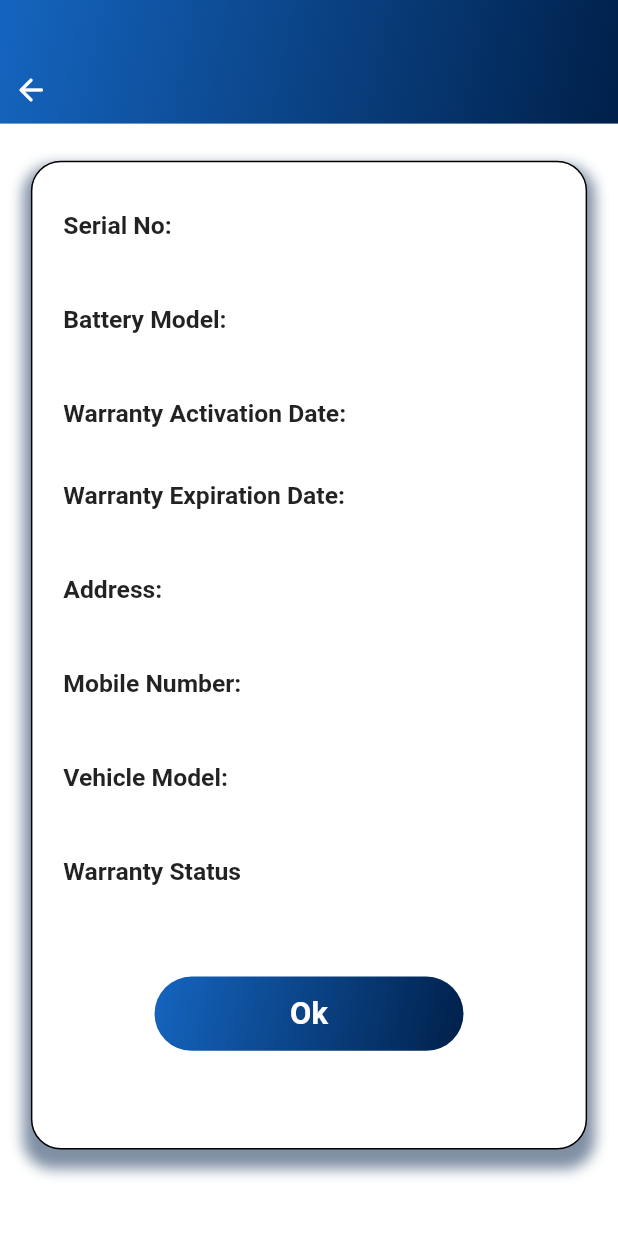
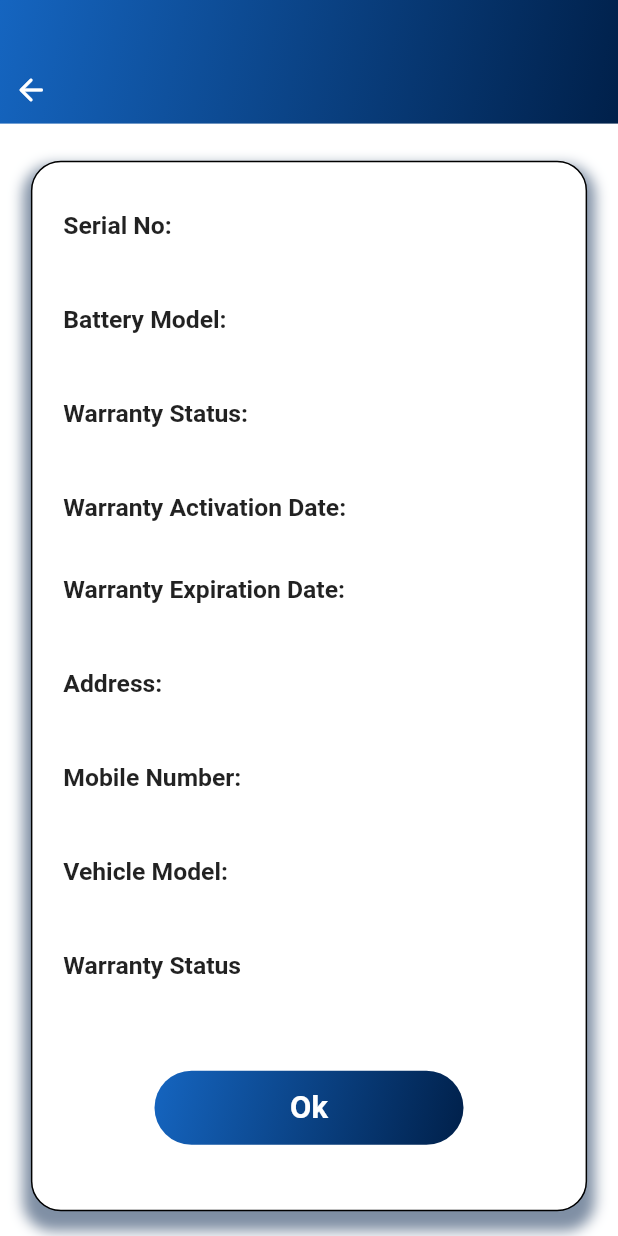
Before and after one commit to VisithaRukshan/warranty_tracking_system, a Flutter app: the WarrantyValidationView screen opened directly, on a phone screen of 412 x 824 dp. Run offline on Flutter 3.47's test engine with Material 2 defaults, Android fonts, the phone set to English and light mode, and no system bars; our stand-ins replace cloud_firestore, dio, firebase_core, permission_handler; missing offline and left inert: dart:ffi, flutter_phone_direct_caller, qr_code_scanner; accounts and stored records are empty.

Commit message:
bug fixing 3

```diff
--- a/lib/support/global.dart
+++ b/lib/support/global.dart
@@ -17,6 +17,7 @@ var wClaimMobileNo = '';
 var wClaimVehicleType = '';
 var wClaimWithinWarranty = '';
 var wClaimCurrentDateTime ='';
+var wClaimWarrantyStatus = '';
 var wClaimNewBatterySNo = '';
 var wClaimNewBatteryWarrantyStartDate = '';
 var wClaimReturnReson = '';
--- a/lib/support/qr_code_reader.dart
+++ b/lib/support/qr_code_reader.dart
@@ -538,6 +538,7 @@ class _QRViewExampleState extends State<QRViewExample> {
         wClaimMobileNo = warrantyMap['mobileNo'];
         wClaimVehicleType = warrantyMap['vehicleModel'];
         wClaimCurrentDateTime = warrantyMap['currentDatTime'];
+        wClaimWarrantyStatus = warrantyMap['warrantyType'];
 
         if (wClaimExpireDate.compareTo(nowDate) > 0) {
           wClaimWithinWarranty = 'Within warranty';
--- a/lib/view/warranty_activation_view.dart
+++ b/lib/view/warranty_activation_view.dart
@@ -18,7 +18,7 @@ class _WArrantyActivationViewState extends State<WArrantyActivationView> {
   TextEditingController vehicleModel = TextEditingController();
 
   Future<void> _selectDate(BuildContext context) async {
-    final DateTime? picked = await showDatePicker(context: context, initialDate: selectedDate, firstDate: DateTime(2015, 8), lastDate: DateTime(2101));
+    final DateTime? picked = await showDatePicker(context: context, initialDate: selectedDate, firstDate: DateTime.now().add(const Duration(days: -3)), lastDate:selectedDate);
     if (picked != null && picked != selectedDate) {
       setState(() {
         currentDate = picked.toString();
@@ -355,6 +355,11 @@ class _WArrantyActivationViewState extends State<WArrantyActivationView> {
                               height: size.height * 0.06,
                               child: GestureDetector(
                                 onTap: () {
+                                  DateTime dt1 = DateTime.parse(currentDate);
+                                  DateTime now = DateTime.now();
+
+                                  if(dt1.compareTo(now) < 0)
+
                                   wClaimWarrantyActivation = 'Warranty submitted';
                                   WarrantyActivation().createWarranty(sNo, batModel, currentDate, warrantyExpireDate.toString(), address.text, contactNo.text, vehicleModel.text, wClaimWarrantyActivation);
                                   setState(() {
--- a/lib/view/warranty_validation_view.dart
+++ b/lib/view/warranty_validation_view.dart
@@ -98,7 +98,7 @@ class _WarrantyValidationViewState extends State<WarrantyValidationView> {
                           ),
                         ],
                       ),
-                      height: size.height * 0.8,
+                      height: size.height * 0.85,
                       width: size.width * 0.9,
                       child: Padding(
                         padding: EdgeInsets.only(
@@ -152,6 +152,33 @@ class _WarrantyValidationViewState extends State<WarrantyValidationView> {
                                 wClaimModel,
                                 style: TextStyle(
                                   fontSize: size.height * 0.02,
+                                ),
+                              ),
+                            ),
+                            SizedBox(
+                              height: size.height * 0.02,
+                            ),
+                            Align(
+                              alignment: Alignment.centerLeft,
+                              child: Text(
+                                'Warranty Status:',
+                                style: TextStyle(
+                                  fontSize: size.height * 0.02,
+                                  fontWeight: FontWeight.w600,
+                                ),
+                              ),
+                            ),
+                            SizedBox(
+                              height: size.height * 0.01,
+                            ),
+                            Align(
+                              alignment: Alignment.centerLeft,
+                              child: Text(
+                                wClaimWarrantyStatus,
+                                style: TextStyle(
+                                  fontSize: size.height * 0.02,
+                                  color: red,
+                                  fontWeight: FontWeight.w600,
                                 ),
                               ),
                             ),
```
